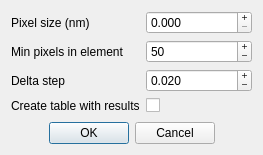
Old version of the form fullrangeanalysisconfig.ui in the repository PeeKayChonkster/QtNanotubeAnalysis.
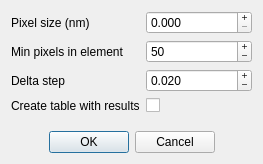
New version of the form.

What changed in the file:
```diff
--- a/fullrangeanalysisconfig.ui
+++ b/fullrangeanalysisconfig.ui
@@ -7,7 +7,7 @@
     <x>0</x>
     <y>0</y>
     <width>263</width>
-    <height>155</height>
+    <height>164</height>
    </rect>
   </property>
   <property name="windowTitle">
```
Left out of the diff: 6 changed lines with no effect on the pictures.
